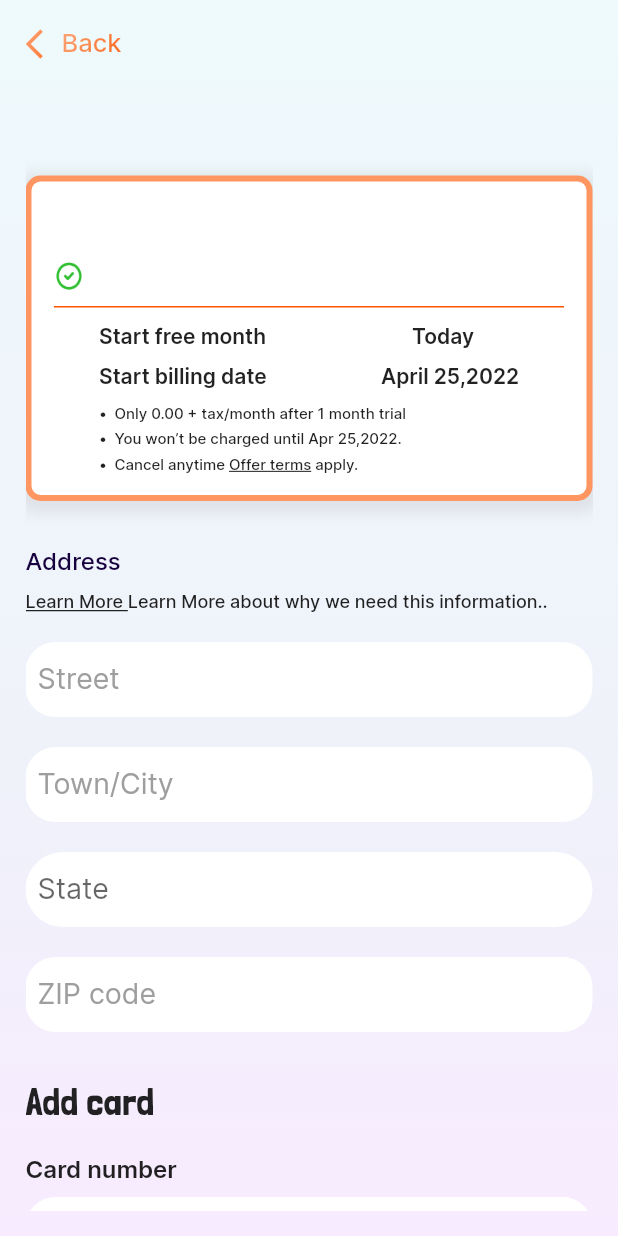
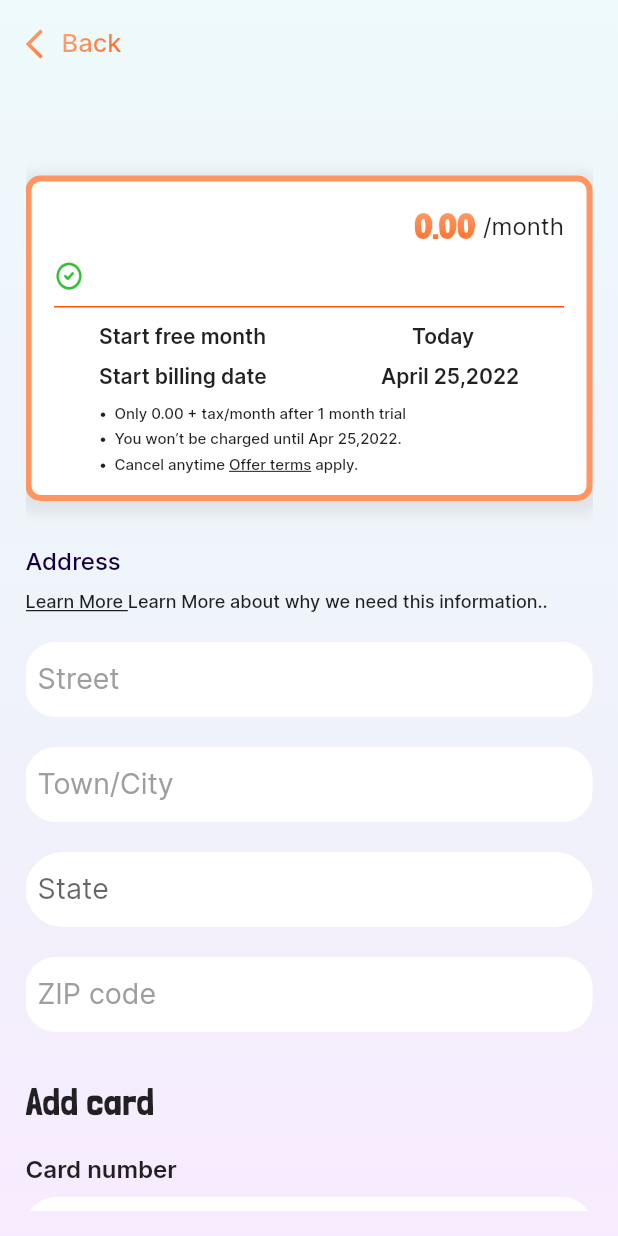
Before and after one commit to SajidNawaz993/plansubscription, a Flutter app: the PlanDetailsWidget screen opened directly with empty values, on a phone screen of 412 x 824 dp. Run offline on Flutter 3.47's test engine with Material 2 defaults, Android fonts, the phone set to English and light mode, and no system bars; our stand-ins replace bloc, equatable, flutter_bloc, logger, percent_indicator; network calls fail.

Commit message:
fixes and third details page done.

```diff
--- a/lib/common/plans_details_box.dart
+++ b/lib/common/plans_details_box.dart
@@ -2,7 +2,7 @@ import 'package:flutter/material.dart';
 import 'package:intl/intl.dart';
 import 'package:plansubscription/common/vertical_space.dart';
 import '../core/config/colors.dart';
-import '../features/data/plans_List_model.dart';
+import '../features/plans/data/plans_List_model.dart';
 import 'gradient_text.dart';
 import 'horizontal_space.dart';
 
@@ -62,6 +62,50 @@ class PlansDetailsIconBox extends StatelessWidget {
                           fontSize: 24
                       ),
                     ),),
+                    ((plans.product?.isPro ?? false) && !(plans.product?.isPopular ?? false)) ? Container(
+                      padding: EdgeInsets.all(2),
+                      margin: EdgeInsets.only(left: 5,right: 5),
+                      width: 30,
+                      height: 30,
+                      decoration: new BoxDecoration(
+                        color: Color(0xFFFECEB7),
+                        shape: BoxShape.circle,
+                      ),
+                      child: Image(
+                        fit: BoxFit.cover,
+                        image: AssetImage("assets/images/star_pro.png"),
+                      ),
+                    ): Container(),
+                    HorizontalSpace(10),
+                    Row(
+                      children: [
+                        GradientText(
+                          "${NumberFormat.simpleCurrency(
+                            name: plans.product?.currencyCode ?? "", //currencyCode
+                          ).format(plans.product?.price ?? 0)}",
+                          style: TextStyle(
+                            fontFamily: 'LondrinaSolid',
+                            fontWeight: FontWeight.w900,
+                            fontSize: 24,
+                          ),
+                          gradient: LinearGradient(colors: [
+                            AppColors.gradient1Color, AppColors.gradient2Color
+                          ],
+                            begin: Alignment.topCenter,
+                            end: Alignment.bottomCenter,
+                          ),
+                        ),
+                        HorizontalSpace(5),
+                        Text(
+                          "/month",
+                          style: TextStyle(
+                              fontFamily: 'Inter',
+                              fontWeight: FontWeight.w400,
+                              fontSize: 16
+                          ),
+                        )
+                      ],
+                    ),
                   ],
                 ),
                 VerticalSpace(10),
--- a/lib/core/config/colors.dart
+++ b/lib/core/config/colors.dart
@@ -18,6 +18,10 @@ class AppColors {
 
   static const Color tabUnselectTextColor = Color(0xFFDADADA);
 
+  static const Color nonProgressColor = Color(0xFFFECEB7);
+
+  static const Color progressbottomColor = Color(0xFF9B9B9B);
+
   static const Color gradient1Color = Color(0xFFFF9662);
 
   static const Color gradient2Color = Color(0xFFFF5400);
--- a/lib/features/bloc/plans_bloc.dart
+++ b/lib/features/plans/bloc/plans_bloc.dart
@@ -3,7 +3,7 @@ import 'dart:convert';
 import 'package:bloc/bloc.dart';
 import 'package:equatable/equatable.dart';
 import 'package:flutter/material.dart';
-import 'package:plansubscription/features/data/plans_List_model.dart';
+import '../data/plans_List_model.dart';
 import '../data/plans_repository.dart';
 
 part 'plans_event.dart';
--- a/lib/features/data/plans_repository.dart
+++ b/lib/features/plans/data/plans_repository.dart
@@ -1,8 +1,8 @@
 // throw an Exception while looking for the Store Info Data
 
 
-import 'package:plansubscription/features/data/plans_List_model.dart';
-import 'package:plansubscription/features/data/plans_api_service.dart';
+import 'package:plansubscription/features/plans/data/plans_List_model.dart';
+import 'package:plansubscription/features/plans/data/plans_api_service.dart';
 
 class PlansRepositoryException implements Exception {}
 
--- /dev/null
+++ b/lib/features/upgrade_plans/bloc/upgradeplans_bloc.dart
@@ -0,0 +1,28 @@
+import 'dart:convert';
+
+import 'package:bloc/bloc.dart';
+import 'package:equatable/equatable.dart';
+import 'package:flutter/material.dart';
+import '../../plans/data/plans_List_model.dart';
+import '../data/upgradeplans_repository.dart';
+part 'upgradeplans_event.dart';
+part 'upgradeplans_state.dart';
+
+class UpgradePlansBloc extends Bloc<UpgradePlansEvent, UpgradePlansState> {
+  UpgradePlansBloc({required this.repository}) : super(UpgradePlansInitial()) {
+    on<PerformUpgradePlansList>(_onPerformUpgradePlansList);
+  }
+
+  final UpgradePlansRepository repository;
+
+  void _onPerformUpgradePlansList(PerformUpgradePlansList event, emit) async {
+    try {
+      // emit the loading state
+      emit(UpgradePlansLoading());
+      final plansListModel = await repository.requestUpgradePlans();
+      emit(UpgradePlansLoaded(plansListModel: plansListModel));
+    } on Exception catch (e) {
+      emit(UpgradePlansError(errorMessage: e.toString()));
+    }
+  }
+}
--- /dev/null
+++ b/lib/features/upgrade_plans/bloc/upgradeplans_event.dart
@@ -0,0 +1,17 @@
+part of 'upgradeplans_bloc.dart';
+
+@immutable
+abstract class UpgradePlansEvent extends Equatable {
+  const UpgradePlansEvent();
+
+  @override
+  List<Object> get props => [];
+}
+
+class PerformUpgradePlansList extends UpgradePlansEvent {
+
+  const PerformUpgradePlansList();
+
+  @override
+  List<Object> get props => [];
+}
--- /dev/null
+++ b/lib/features/upgrade_plans/bloc/upgradeplans_state.dart
@@ -0,0 +1,32 @@
+part of 'upgradeplans_bloc.dart';
+
+abstract class UpgradePlansState extends Equatable {}
+
+class UpgradePlansInitial extends UpgradePlansState {
+  @override
+  List<Object?> get props => [];
+}
+
+class UpgradePlansLoading extends UpgradePlansState {
+  @override
+  List<Object?> get props => [];
+}
+
+class UpgradePlansLoaded extends UpgradePlansState {
+  final PlansListModel plansListModel;
+
+  UpgradePlansLoaded({
+    required this.plansListModel,
+  });
+
+  @override
+  List<Object?> get props => [plansListModel];
+}
+
+class UpgradePlansError extends UpgradePlansState {
+  final String errorMessage;
+  UpgradePlansError({required this.errorMessage});
+
+  @override
+  List<Object> get props => [errorMessage];
+}
--- /dev/null
+++ b/lib/features/upgrade_plans/data/upgradeplans_repository.dart
@@ -0,0 +1,20 @@
+// throw an Exception while looking for the Store Info Data
+
+import 'package:plansubscription/features/plans/data/plans_List_model.dart';
+import 'package:plansubscription/features/upgrade_plans/data/upgradeplans_api_service.dart';
+
+class UpgradePlansRepositoryException implements Exception {}
+
+class UpgradePlansRepository {
+  UpgradePlansRepository({UpgradePlansApiService? service})
+      : _service = service ?? UpgradePlansApiService();
+  final UpgradePlansApiService _service;
+
+  Future<PlansListModel> requestUpgradePlans() async {
+    try {
+      return _service.getUpgradePlansData();
+    } on Exception {
+      throw UpgradePlansRepositoryException();
+    }
+  }
+}
--- a/pubspec.yaml
+++ b/pubspec.yaml
@@ -37,6 +37,7 @@ dependencies:
   bloc: ^8.0.3
   equatable: ^2.0.3
   logger: ^1.1.0
+  percent_indicator: ^4.0.1
   url_launcher: ^6.1.10
   # The following adds the Cupertino Icons font to your application.
   # Use with the CupertinoIcons class for iOS style icons.
```
Also changed, not shown: lib/common/plans_box.dart (+20 -1 lines), lib/common/save_cancel_button.dart (+4 -3 lines), lib/features/plan_detail/view/plan_details_widget.dart (+7 -2 lines), lib/features/plans/data/plans_api_service.dart (renamed from lib/features/data/plans_api_service.dart, +7 -6 lines), lib/features/plans/view/plans_widget.dart (renamed from lib/features/view/plans_widget.dart, +5 -4 lines), lib/features/upgrade_plans/data/upgradeplans_api_service.dart (added, +72 -0 lines), lib/features/upgrade_plans/view/upgradeplans_widget.dart (added, +343 -0 lines), lib/main.dart (+13 -4 lines), lib/features/plans/bloc/plans_event.dart (renamed from lib/features/bloc/plans_event.dart), lib/features/plans/bloc/plans_state.dart (renamed from lib/features/bloc/plans_state.dart), lib/features/plans/data/plans_List_model.dart (renamed from lib/features/data/plans_List_model.dart), pubspec.lock.
